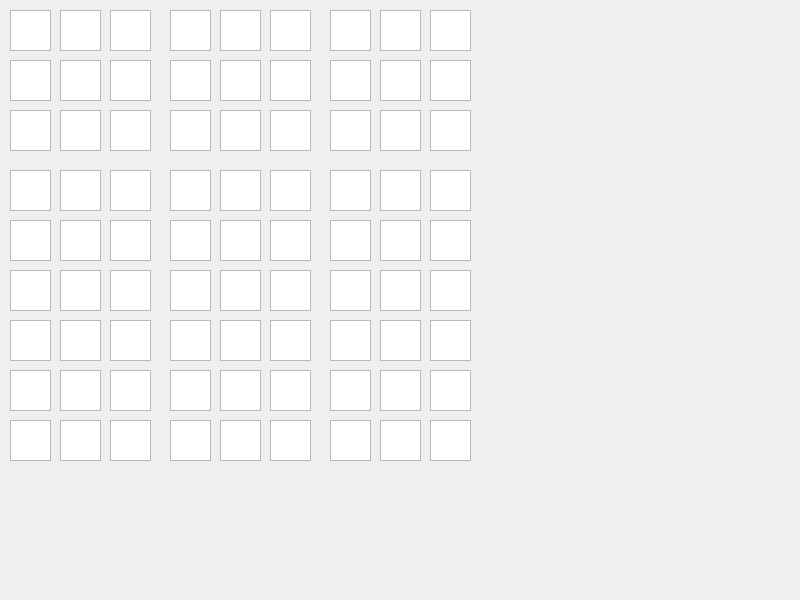
This is mainwindow.ui in Bananz0/Sudoku-Solver as Qt 5 draws it before an edit. The edited form follows.
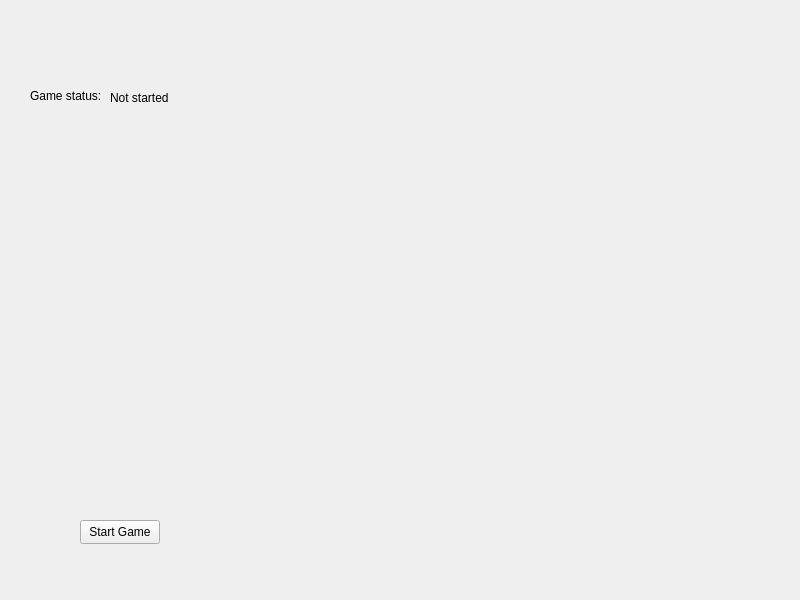
This is the edited form.

Commit message: Finalized sodoku class

Diff of the .ui file:
```diff
--- a/mainwindow.ui
+++ b/mainwindow.ui
@@ -14,814 +14,43 @@
    <string>MainWindow</string>
   </property>
   <widget class="QWidget" name="centralwiget">
-   <widget class="QTextBrowser" name="grid11">
+   <widget class="QPushButton" name="StartGame">
     <property name="geometry">
      <rect>
-      <x>10</x>
-      <y>10</y>
-      <width>41</width>
-      <height>41</height>
+      <x>80</x>
+      <y>520</y>
+      <width>80</width>
+      <height>24</height>
      </rect>
     </property>
-   </widget>
-   <widget class="QTextBrowser" name="grid1_2">
-    <property name="geometry">
-     <rect>
-      <x>60</x>
-      <y>10</y>
-      <width>41</width>
-      <height>41</height>
-     </rect>
+    <property name="text">
+     <string>Start Game</string>
     </property>
    </widget>
-   <widget class="QTextBrowser" name="grid1_3">
+   <widget class="QLabel" name="gameStatusLabel">
     <property name="geometry">
      <rect>
-      <x>110</x>
-      <y>10</y>
-      <width>41</width>
-      <height>41</height>
+      <x>30</x>
+      <y>80</y>
+      <width>81</width>
+      <height>31</height>
      </rect>
     </property>
-   </widget>
-   <widget class="QTextBrowser" name="grid1_4">
-    <property name="geometry">
-     <rect>
-      <x>10</x>
-      <y>60</y>
-      <width>41</width>
-      <height>41</height>
-     </rect>
+    <property name="text">
+     <string>Game status:</string>
     </property>
    </widget>
-   <widget class="QTextBrowser" name="grid1_5">
+   <widget class="QLabel" name="gameStatus">
     <property name="geometry">
      <rect>
-      <x>60</x>
-      <y>60</y>
-      <width>41</width>
-      <height>41</height>
-     </rect>
-    </property>
-   </widget>
-   <widget class="QTextBrowser" name="grid1_6">
-    <property name="geometry">
-     <rect>
       <x>110</x>
-      <y>60</y>
-      <width>41</width>
-      <height>41</height>
+      <y>90</y>
+      <width>71</width>
+      <height>16</height>
      </rect>
     </property>
-   </widget>
-   <widget class="QTextBrowser" name="grid1_7">
-    <property name="geometry">
-     <rect>
-      <x>10</x>
-      <y>110</y>
-      <width>41</width>
-      <height>41</height>
-     </rect>
-    </property>
-   </widget>
-   <widget class="QTextBrowser" name="grid1_8">
-    <property name="geometry">
-     <rect>
-      <x>60</x>
-      <y>110</y>
-      <width>41</width>
-      <height>41</height>
-     </rect>
-    </property>
-   </widget>
-   <widget class="QTextBrowser" name="firstGrid">
-    <property name="geometry">
-     <rect>
-      <x>110</x>
-      <y>110</y>
-      <width>41</width>
-      <height>41</height>
-     </rect>
-    </property>
-   </widget>
-   <widget class="QTextBrowser" name="grid1_10">
-    <property name="geometry">
-     <rect>
-      <x>220</x>
-      <y>110</y>
-      <width>41</width>
-      <height>41</height>
-     </rect>
-    </property>
-   </widget>
-   <widget class="QTextBrowser" name="grid1_11">
-    <property name="geometry">
-     <rect>
-      <x>220</x>
-      <y>10</y>
-      <width>41</width>
-      <height>41</height>
-     </rect>
-    </property>
-   </widget>
-   <widget class="QTextBrowser" name="grid1_12">
-    <property name="geometry">
-     <rect>
-      <x>220</x>
-      <y>60</y>
-      <width>41</width>
-      <height>41</height>
-     </rect>
-    </property>
-   </widget>
-   <widget class="QTextBrowser" name="grid1_13">
-    <property name="geometry">
-     <rect>
-      <x>170</x>
-      <y>60</y>
-      <width>41</width>
-      <height>41</height>
-     </rect>
-    </property>
-   </widget>
-   <widget class="QTextBrowser" name="grid1_14">
-    <property name="geometry">
-     <rect>
-      <x>270</x>
-      <y>60</y>
-      <width>41</width>
-      <height>41</height>
-     </rect>
-    </property>
-   </widget>
-   <widget class="QTextBrowser" name="grid1_15">
-    <property name="geometry">
-     <rect>
-      <x>270</x>
-      <y>110</y>
-      <width>41</width>
-      <height>41</height>
-     </rect>
-    </property>
-   </widget>
-   <widget class="QTextBrowser" name="grid1_16">
-    <property name="geometry">
-     <rect>
-      <x>170</x>
-      <y>110</y>
-      <width>41</width>
-      <height>41</height>
-     </rect>
-    </property>
-   </widget>
-   <widget class="QTextBrowser" name="grid1_17">
-    <property name="geometry">
-     <rect>
-      <x>270</x>
-      <y>10</y>
-      <width>41</width>
-      <height>41</height>
-     </rect>
-    </property>
-   </widget>
-   <widget class="QTextBrowser" name="grid11_2">
-    <property name="geometry">
-     <rect>
-      <x>170</x>
-      <y>10</y>
-      <width>41</width>
-      <height>41</height>
-     </rect>
-    </property>
-   </widget>
-   <widget class="QTextBrowser" name="grid1_18">
-    <property name="geometry">
-     <rect>
-      <x>380</x>
-      <y>110</y>
-      <width>41</width>
-      <height>41</height>
-     </rect>
-    </property>
-   </widget>
-   <widget class="QTextBrowser" name="grid1_19">
-    <property name="geometry">
-     <rect>
-      <x>380</x>
-      <y>10</y>
-      <width>41</width>
-      <height>41</height>
-     </rect>
-    </property>
-   </widget>
-   <widget class="QTextBrowser" name="grid1_20">
-    <property name="geometry">
-     <rect>
-      <x>380</x>
-      <y>60</y>
-      <width>41</width>
-      <height>41</height>
-     </rect>
-    </property>
-   </widget>
-   <widget class="QTextBrowser" name="grid1_21">
-    <property name="geometry">
-     <rect>
-      <x>330</x>
-      <y>60</y>
-      <width>41</width>
-      <height>41</height>
-     </rect>
-    </property>
-   </widget>
-   <widget class="QTextBrowser" name="grid1_22">
-    <property name="geometry">
-     <rect>
-      <x>430</x>
-      <y>60</y>
-      <width>41</width>
-      <height>41</height>
-     </rect>
-    </property>
-   </widget>
-   <widget class="QTextBrowser" name="grid1_23">
-    <property name="geometry">
-     <rect>
-      <x>430</x>
-      <y>110</y>
-      <width>41</width>
-      <height>41</height>
-     </rect>
-    </property>
-   </widget>
-   <widget class="QTextBrowser" name="grid1_24">
-    <property name="geometry">
-     <rect>
-      <x>330</x>
-      <y>110</y>
-      <width>41</width>
-      <height>41</height>
-     </rect>
-    </property>
-   </widget>
-   <widget class="QTextBrowser" name="grid1_25">
-    <property name="geometry">
-     <rect>
-      <x>430</x>
-      <y>10</y>
-      <width>41</width>
-      <height>41</height>
-     </rect>
-    </property>
-   </widget>
-   <widget class="QTextBrowser" name="grid11_3">
-    <property name="geometry">
-     <rect>
-      <x>330</x>
-      <y>10</y>
-      <width>41</width>
-      <height>41</height>
-     </rect>
-    </property>
-   </widget>
-   <widget class="QTextBrowser" name="grid1_26">
-    <property name="geometry">
-     <rect>
-      <x>60</x>
-      <y>270</y>
-      <width>41</width>
-      <height>41</height>
-     </rect>
-    </property>
-   </widget>
-   <widget class="QTextBrowser" name="grid1_27">
-    <property name="geometry">
-     <rect>
-      <x>60</x>
-      <y>170</y>
-      <width>41</width>
-      <height>41</height>
-     </rect>
-    </property>
-   </widget>
-   <widget class="QTextBrowser" name="grid1_28">
-    <property name="geometry">
-     <rect>
-      <x>60</x>
-      <y>220</y>
-      <width>41</width>
-      <height>41</height>
-     </rect>
-    </property>
-   </widget>
-   <widget class="QTextBrowser" name="grid1_29">
-    <property name="geometry">
-     <rect>
-      <x>10</x>
-      <y>220</y>
-      <width>41</width>
-      <height>41</height>
-     </rect>
-    </property>
-   </widget>
-   <widget class="QTextBrowser" name="grid1_30">
-    <property name="geometry">
-     <rect>
-      <x>110</x>
-      <y>220</y>
-      <width>41</width>
-      <height>41</height>
-     </rect>
-    </property>
-   </widget>
-   <widget class="QTextBrowser" name="grid1_31">
-    <property name="geometry">
-     <rect>
-      <x>110</x>
-      <y>270</y>
-      <width>41</width>
-      <height>41</height>
-     </rect>
-    </property>
-   </widget>
-   <widget class="QTextBrowser" name="grid1_32">
-    <property name="geometry">
-     <rect>
-      <x>10</x>
-      <y>270</y>
-      <width>41</width>
-      <height>41</height>
-     </rect>
-    </property>
-   </widget>
-   <widget class="QTextBrowser" name="grid1_33">
-    <property name="geometry">
-     <rect>
-      <x>110</x>
-      <y>170</y>
-      <width>41</width>
-      <height>41</height>
-     </rect>
-    </property>
-   </widget>
-   <widget class="QTextBrowser" name="grid11_4">
-    <property name="geometry">
-     <rect>
-      <x>10</x>
-      <y>170</y>
-      <width>41</width>
-      <height>41</height>
-     </rect>
-    </property>
-   </widget>
-   <widget class="QTextBrowser" name="grid1_34">
-    <property name="geometry">
-     <rect>
-      <x>220</x>
-      <y>270</y>
-      <width>41</width>
-      <height>41</height>
-     </rect>
-    </property>
-   </widget>
-   <widget class="QTextBrowser" name="grid1_35">
-    <property name="geometry">
-     <rect>
-      <x>220</x>
-      <y>170</y>
-      <width>41</width>
-      <height>41</height>
-     </rect>
-    </property>
-   </widget>
-   <widget class="QTextBrowser" name="grid1_36">
-    <property name="geometry">
-     <rect>
-      <x>220</x>
-      <y>220</y>
-      <width>41</width>
-      <height>41</height>
-     </rect>
-    </property>
-   </widget>
-   <widget class="QTextBrowser" name="grid1_37">
-    <property name="geometry">
-     <rect>
-      <x>170</x>
-      <y>220</y>
-      <width>41</width>
-      <height>41</height>
-     </rect>
-    </property>
-   </widget>
-   <widget class="QTextBrowser" name="grid1_38">
-    <property name="geometry">
-     <rect>
-      <x>270</x>
-      <y>220</y>
-      <width>41</width>
-      <height>41</height>
-     </rect>
-    </property>
-   </widget>
-   <widget class="QTextBrowser" name="grid1_39">
-    <property name="geometry">
-     <rect>
-      <x>270</x>
-      <y>270</y>
-      <width>41</width>
-      <height>41</height>
-     </rect>
-    </property>
-   </widget>
-   <widget class="QTextBrowser" name="grid1_40">
-    <property name="geometry">
-     <rect>
-      <x>170</x>
-      <y>270</y>
-      <width>41</width>
-      <height>41</height>
-     </rect>
-    </property>
-   </widget>
-   <widget class="QTextBrowser" name="grid1_41">
-    <property name="geometry">
-     <rect>
-      <x>270</x>
-      <y>170</y>
-      <width>41</width>
-      <height>41</height>
-     </rect>
-    </property>
-   </widget>
-   <widget class="QTextBrowser" name="grid11_5">
-    <property name="geometry">
-     <rect>
-      <x>170</x>
-      <y>170</y>
-      <width>41</width>
-      <height>41</height>
-     </rect>
-    </property>
-   </widget>
-   <widget class="QTextBrowser" name="grid1_42">
-    <property name="geometry">
-     <rect>
-      <x>380</x>
-      <y>270</y>
-      <width>41</width>
-      <height>41</height>
-     </rect>
-    </property>
-   </widget>
-   <widget class="QTextBrowser" name="grid1_43">
-    <property name="geometry">
-     <rect>
-      <x>380</x>
-      <y>170</y>
-      <width>41</width>
-      <height>41</height>
-     </rect>
-    </property>
-   </widget>
-   <widget class="QTextBrowser" name="grid1_44">
-    <property name="geometry">
-     <rect>
-      <x>380</x>
-      <y>220</y>
-      <width>41</width>
-      <height>41</height>
-     </rect>
-    </property>
-   </widget>
-   <widget class="QTextBrowser" name="grid1_45">
-    <property name="geometry">
-     <rect>
-      <x>330</x>
-      <y>220</y>
-      <width>41</width>
-      <height>41</height>
-     </rect>
-    </property>
-   </widget>
-   <widget class="QTextBrowser" name="grid1_46">
-    <property name="geometry">
-     <rect>
-      <x>430</x>
-      <y>220</y>
-      <width>41</width>
-      <height>41</height>
-     </rect>
-    </property>
-   </widget>
-   <widget class="QTextBrowser" name="grid1_47">
-    <property name="geometry">
-     <rect>
-      <x>430</x>
-      <y>270</y>
-      <width>41</width>
-      <height>41</height>
-     </rect>
-    </property>
-   </widget>
-   <widget class="QTextBrowser" name="grid1_48">
-    <property name="geometry">
-     <rect>
-      <x>330</x>
-      <y>270</y>
-      <width>41</width>
-      <height>41</height>
-     </rect>
-    </property>
-   </widget>
-   <widget class="QTextBrowser" name="grid1_49">
-    <property name="geometry">
-     <rect>
-      <x>430</x>
-      <y>170</y>
-      <width>41</width>
-      <height>41</height>
-     </rect>
-    </property>
-   </widget>
-   <widget class="QTextBrowser" name="grid11_6">
-    <property name="geometry">
-     <rect>
-      <x>330</x>
-      <y>170</y>
-      <width>41</width>
-      <height>41</height>
-     </rect>
-    </property>
-   </widget>
-   <widget class="QTextBrowser" name="grid1_50">
-    <property name="geometry">
-     <rect>
-      <x>60</x>
-      <y>420</y>
-      <width>41</width>
-      <height>41</height>
-     </rect>
-    </property>
-   </widget>
-   <widget class="QTextBrowser" name="grid1_51">
-    <property name="geometry">
-     <rect>
-      <x>60</x>
-      <y>320</y>
-      <width>41</width>
-      <height>41</height>
-     </rect>
-    </property>
-   </widget>
-   <widget class="QTextBrowser" name="grid1_52">
-    <property name="geometry">
-     <rect>
-      <x>60</x>
-      <y>370</y>
-      <width>41</width>
-      <height>41</height>
-     </rect>
-    </property>
-   </widget>
-   <widget class="QTextBrowser" name="grid1_53">
-    <property name="geometry">
-     <rect>
-      <x>10</x>
-      <y>370</y>
-      <width>41</width>
-      <height>41</height>
-     </rect>
-    </property>
-   </widget>
-   <widget class="QTextBrowser" name="grid1_54">
-    <property name="geometry">
-     <rect>
-      <x>110</x>
-      <y>370</y>
-      <width>41</width>
-      <height>41</height>
-     </rect>
-    </property>
-   </widget>
-   <widget class="QTextBrowser" name="grid1_55">
-    <property name="geometry">
-     <rect>
-      <x>110</x>
-      <y>420</y>
-      <width>41</width>
-      <height>41</height>
-     </rect>
-    </property>
-   </widget>
-   <widget class="QTextBrowser" name="grid1_56">
-    <property name="geometry">
-     <rect>
-      <x>10</x>
-      <y>420</y>
-      <width>41</width>
-      <height>41</height>
-     </rect>
-    </property>
-   </widget>
-   <widget class="QTextBrowser" name="grid1_57">
-    <property name="geometry">
-     <rect>
-      <x>110</x>
-      <y>320</y>
-      <width>41</width>
-      <height>41</height>
-     </rect>
-    </property>
-   </widget>
-   <widget class="QTextBrowser" name="grid11_7">
-    <property name="geometry">
-     <rect>
-      <x>10</x>
-      <y>320</y>
-      <width>41</width>
-      <height>41</height>
-     </rect>
-    </property>
-   </widget>
-   <widget class="QTextBrowser" name="grid1_58">
-    <property name="geometry">
-     <rect>
-      <x>220</x>
-      <y>420</y>
-      <width>41</width>
-      <height>41</height>
-     </rect>
-    </property>
-   </widget>
-   <widget class="QTextBrowser" name="grid1_59">
-    <property name="geometry">
-     <rect>
-      <x>220</x>
-      <y>320</y>
-      <width>41</width>
-      <height>41</height>
-     </rect>
-    </property>
-   </widget>
-   <widget class="QTextBrowser" name="grid1_60">
-    <property name="geometry">
-     <rect>
-      <x>220</x>
-      <y>370</y>
-      <width>41</width>
-      <height>41</height>
-     </rect>
-    </property>
-   </widget>
-   <widget class="QTextBrowser" name="grid1_61">
-    <property name="geometry">
-     <rect>
-      <x>170</x>
-      <y>370</y>
-      <width>41</width>
-      <height>41</height>
-     </rect>
-    </property>
-   </widget>
-   <widget class="QTextBrowser" name="grid1_62">
-    <property name="geometry">
-     <rect>
-      <x>270</x>
-      <y>370</y>
-      <width>41</width>
-      <height>41</height>
-     </rect>
-    </property>
-   </widget>
-   <widget class="QTextBrowser" name="grid1_63">
-    <property name="geometry">
-     <rect>
-      <x>270</x>
-      <y>420</y>
-      <width>41</width>
-      <height>41</height>
-     </rect>
-    </property>
-   </widget>
-   <widget class="QTextBrowser" name="grid1_64">
-    <property name="geometry">
-     <rect>
-      <x>170</x>
-      <y>420</y>
-      <width>41</width>
-      <height>41</height>
-     </rect>
-    </property>
-   </widget>
-   <widget class="QTextBrowser" name="grid1_65">
-    <property name="geometry">
-     <rect>
-      <x>270</x>
-      <y>320</y>
-      <width>41</width>
-      <height>41</height>
-     </rect>
-    </property>
-   </widget>
-   <widget class="QTextBrowser" name="grid11_8">
-    <property name="geometry">
-     <rect>
-      <x>170</x>
-      <y>320</y>
-      <width>41</width>
-      <height>41</height>
-     </rect>
-    </property>
-   </widget>
-   <widget class="QTextBrowser" name="grid1_66">
-    <property name="geometry">
-     <rect>
-      <x>380</x>
-      <y>420</y>
-      <width>41</width>
-      <height>41</height>
-     </rect>
-    </property>
-   </widget>
-   <widget class="QTextBrowser" name="grid1_67">
-    <property name="geometry">
-     <rect>
-      <x>380</x>
-      <y>320</y>
-      <width>41</width>
-      <height>41</height>
-     </rect>
-    </property>
-   </widget>
-   <widget class="QTextBrowser" name="grid1_68">
-    <property name="geometry">
-     <rect>
-      <x>380</x>
-      <y>370</y>
-      <width>41</width>
-      <height>41</height>
-     </rect>
-    </property>
-   </widget>
-   <widget class="QTextBrowser" name="grid1_69">
-    <property name="geometry">
-     <rect>
-      <x>330</x>
-      <y>370</y>
-      <width>41</width>
-      <height>41</height>
-     </rect>
-    </property>
-   </widget>
-   <widget class="QTextBrowser" name="grid1_70">
-    <property name="geometry">
-     <rect>
-      <x>430</x>
-      <y>370</y>
-      <width>41</width>
-      <height>41</height>
-     </rect>
-    </property>
-   </widget>
-   <widget class="QTextBrowser" name="grid1_71">
-    <property name="geometry">
-     <rect>
-      <x>430</x>
-      <y>420</y>
-      <width>41</width>
-      <height>41</height>
-     </rect>
-    </property>
-   </widget>
-   <widget class="QTextBrowser" name="grid1_72">
-    <property name="geometry">
-     <rect>
-      <x>330</x>
-      <y>420</y>
-      <width>41</width>
-      <height>41</height>
-     </rect>
-    </property>
-   </widget>
-   <widget class="QTextBrowser" name="grid1_73">
-    <property name="geometry">
-     <rect>
-      <x>430</x>
-      <y>320</y>
-      <width>41</width>
-      <height>41</height>
-     </rect>
-    </property>
-   </widget>
-   <widget class="QTextBrowser" name="grid11_9">
-    <property name="geometry">
-     <rect>
-      <x>330</x>
-      <y>320</y>
-      <width>41</width>
-      <height>41</height>
-     </rect>
+    <property name="text">
+     <string>Not started</string>
     </property>
    </widget>
   </widget>
```
The commit also changes 7 other files.
